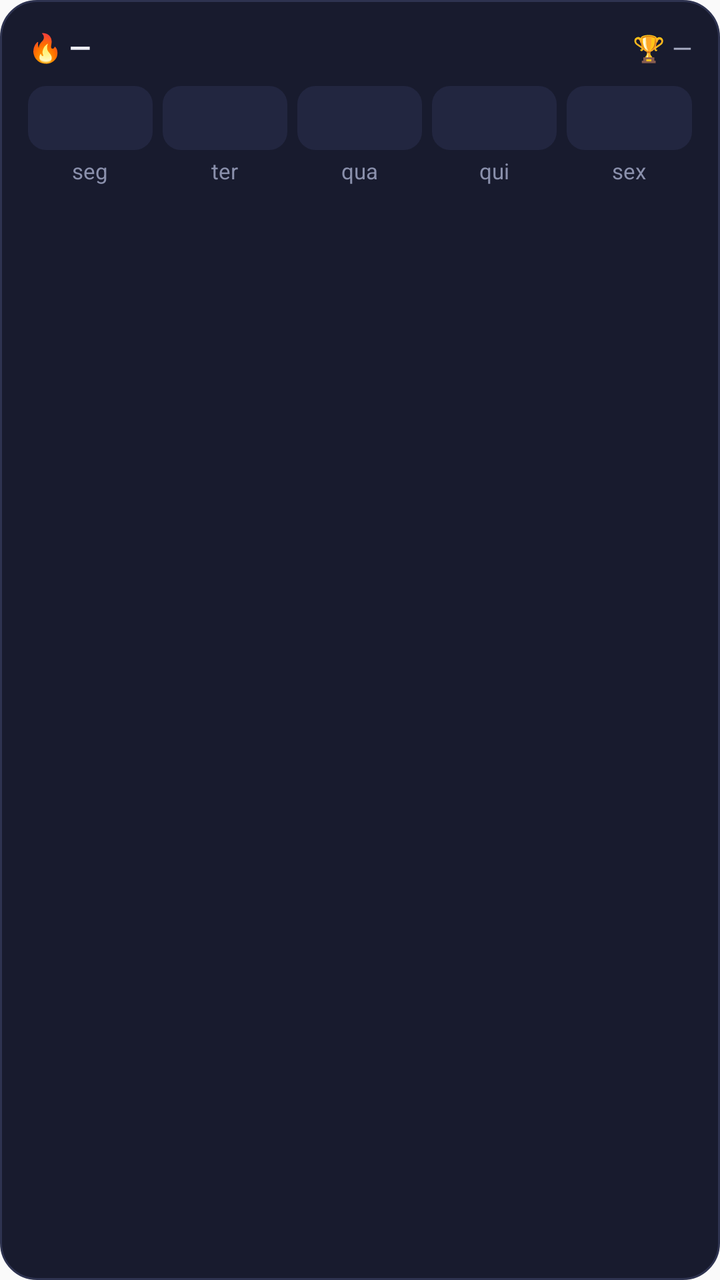
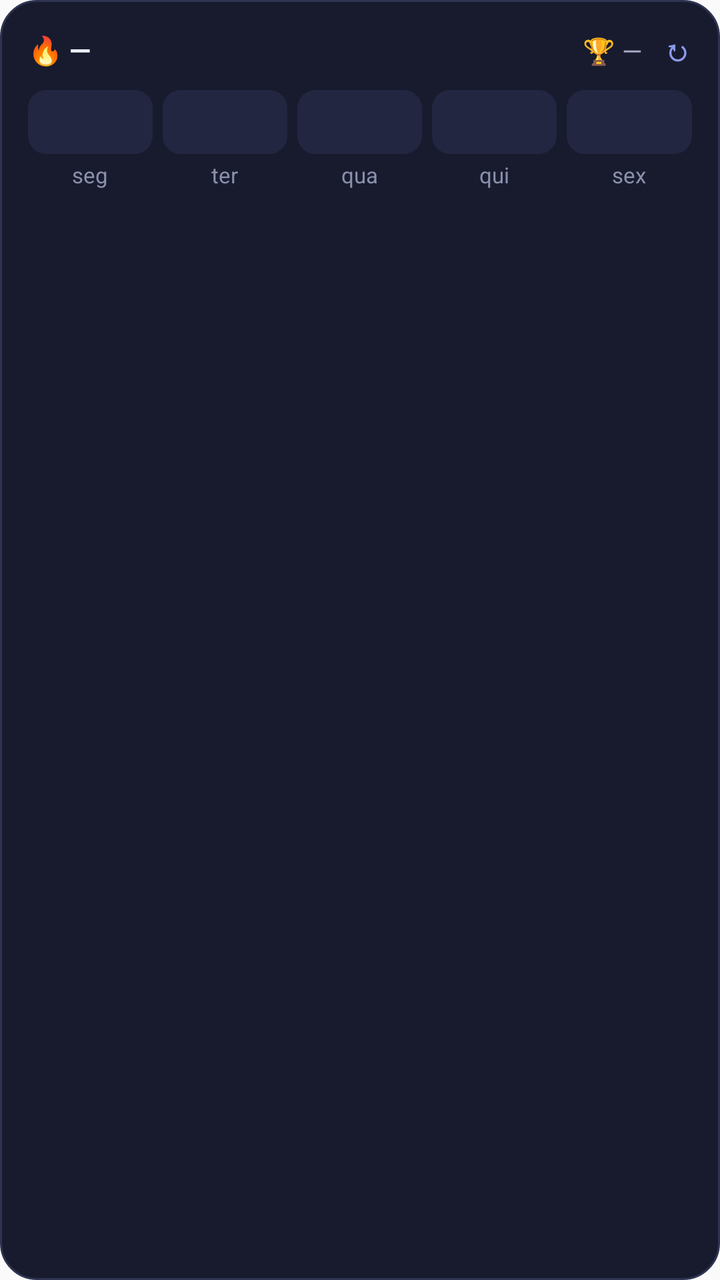

Compare the two renders of this Android layout. The source of the first and the diff that turns it into the second are given below.
<!-- AndroidManifest.xml: application theme Theme.Faltae -->
<!-- res/layout/widget_sequencia.xml -->
<?xml version="1.0" encoding="utf-8"?>
<LinearLayout xmlns:android="http://schemas.android.com/apk/res/android"
    android:id="@+id/widget_raiz"
    android:layout_width="match_parent"
    android:layout_height="match_parent"
    android:orientation="vertical"
    android:background="@drawable/widget_fundo"
    android:padding="14dp">

    <LinearLayout
        android:layout_width="match_parent"
        android:layout_height="wrap_content"
        android:orientation="horizontal">

        <TextView
            android:id="@+id/fogo"
            android:layout_width="0dp"
            android:layout_height="wrap_content"
            android:layout_weight="1"
            android:text="🔥 —"
            android:textColor="#EDEEF6"
            android:textSize="14sp"
            android:textStyle="bold"
            android:maxLines="1" />

        <TextView
            android:id="@+id/trofeu"
            android:layout_width="wrap_content"
            android:layout_height="wrap_content"
            android:text="🏆 —"
            android:textColor="#A6ABC2"
            android:textSize="13sp"
            android:maxLines="1" />
    </LinearLayout>

    <LinearLayout
        android:layout_width="match_parent"
        android:layout_height="wrap_content"
        android:orientation="horizontal"
        android:layout_marginTop="10dp">

        <LinearLayout android:layout_width="0dp" android:layout_height="wrap_content" android:layout_weight="1" android:orientation="vertical" android:gravity="center" android:layout_marginEnd="5dp">
            <TextView android:id="@+id/chip1" android:layout_width="match_parent" android:layout_height="32dp" android:gravity="center" android:background="@drawable/chip_livre" android:textSize="12sp" android:textStyle="bold" />
            <TextView android:id="@+id/rot1" android:layout_width="wrap_content" android:layout_height="wrap_content" android:text="seg" android:textColor="#8A90AC" android:textSize="11sp" android:layout_marginTop="3dp" />
        </LinearLayout>
        <LinearLayout android:layout_width="0dp" android:layout_height="wrap_content" android:layout_weight="1" android:orientation="vertical" android:gravity="center" android:layout_marginEnd="5dp">
            <TextView android:id="@+id/chip2" android:layout_width="match_parent" android:layout_height="32dp" android:gravity="center" android:background="@drawable/chip_livre" android:textSize="12sp" android:textStyle="bold" />
            <TextView android:id="@+id/rot2" android:layout_width="wrap_content" android:layout_height="wrap_content" android:text="ter" android:textColor="#8A90AC" android:textSize="11sp" android:layout_marginTop="3dp" />
        </LinearLayout>
        <LinearLayout android:layout_width="0dp" android:layout_height="wrap_content" android:layout_weight="1" android:orientation="vertical" android:gravity="center" android:layout_marginEnd="5dp">
            <TextView android:id="@+id/chip3" android:layout_width="match_parent" android:layout_height="32dp" android:gravity="center" android:background="@drawable/chip_livre" android:textSize="12sp" android:textStyle="bold" />
            <TextView android:id="@+id/rot3" android:layout_width="wrap_content" android:layout_height="wrap_content" android:text="qua" android:textColor="#8A90AC" android:textSize="11sp" android:layout_marginTop="3dp" />
        </LinearLayout>
        <LinearLayout android:layout_width="0dp" android:layout_height="wrap_content" android:layout_weight="1" android:orientation="vertical" android:gravity="center" android:layout_marginEnd="5dp">
            <TextView android:id="@+id/chip4" android:layout_width="match_parent" android:layout_height="32dp" android:gravity="center" android:background="@drawable/chip_livre" android:textSize="12sp" android:textStyle="bold" />
            <TextView android:id="@+id/rot4" android:layout_width="wrap_content" android:layout_height="wrap_content" android:text="qui" android:textColor="#8A90AC" android:textSize="11sp" android:layout_marginTop="3dp" />
        </LinearLayout>
        <LinearLayout android:layout_width="0dp" android:layout_height="wrap_content" android:layout_weight="1" android:orientation="vertical" android:gravity="center">
            <TextView android:id="@+id/chip5" android:layout_width="match_parent" android:layout_height="32dp" android:gravity="center" android:background="@drawable/chip_livre" android:textSize="12sp" android:textStyle="bold" />
            <TextView android:id="@+id/rot5" android:layout_width="wrap_content" android:layout_height="wrap_content" android:text="sex" android:textColor="#8A90AC" android:textSize="11sp" android:layout_marginTop="3dp" />
        </LinearLayout>
    </LinearLayout>

    <TextView
        android:id="@+id/msg"
        android:layout_width="match_parent"
        android:layout_height="wrap_content"
        android:layout_marginTop="8dp"
        android:textColor="#A6ABC2"
        android:textSize="11sp"
        android:maxLines="1"
        android:ellipsize="end" />
</LinearLayout>
<!-- resources referenced by this layout -->
<resources>
  <!-- drawable chip_livre (drawable) -->
  <?xml version="1.0" encoding="utf-8"?>
  <shape xmlns:android="http://schemas.android.com/apk/res/android" android:shape="rectangle">
      <solid android:color="#222640" />
      <corners android:radius="9dp" />
  </shape>
  <!-- drawable widget_fundo (drawable) -->
  <?xml version="1.0" encoding="utf-8"?>
  <shape xmlns:android="http://schemas.android.com/apk/res/android" android:shape="rectangle">
      <solid android:color="#181B2E" />
      <stroke android:width="1dp" android:color="#2E3350" />
      <corners android:radius="18dp" />
  </shape>
  <style name="Theme.Faltae" parent="android:Theme.Material.Light.NoActionBar" />
</resources>

<!-- the commit's change to res/layout/widget_sequencia.xml (unified diff, before → after) -->
@@ -31,6 +31,17 @@
             android:textColor="#A6ABC2"
             android:textSize="13sp"
             android:maxLines="1" />
+
+        <TextView
+            android:id="@+id/atualizar"
+            android:layout_width="wrap_content"
+            android:layout_height="wrap_content"
+            android:layout_marginStart="10dp"
+            android:text="↻"
+            android:textColor="#8B9BEC"
+            android:textSize="15sp"
+            android:textStyle="bold"
+            android:contentDescription="Atualizar widget" />
     </LinearLayout>
 
     <LinearLayout
